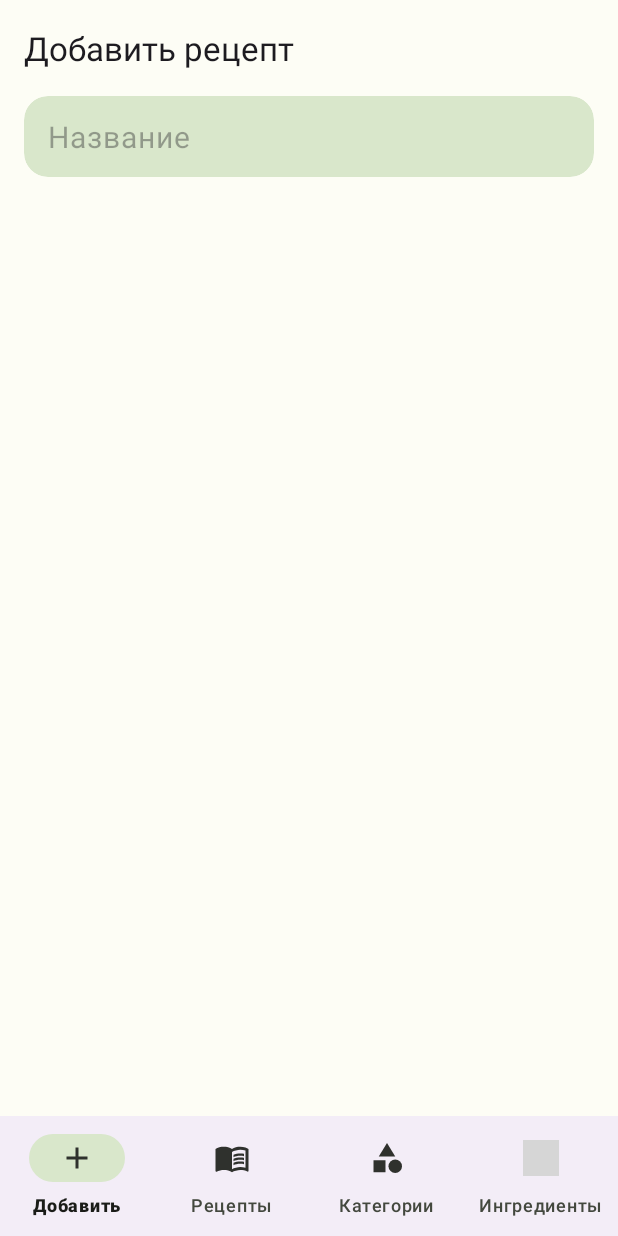
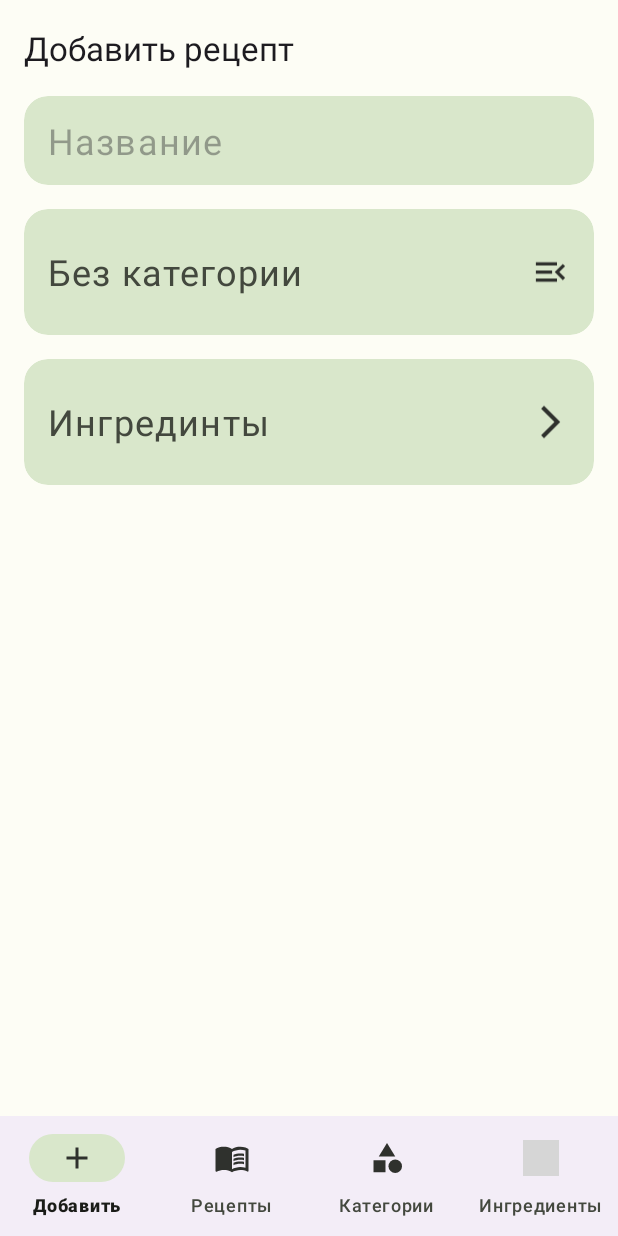
Before and after one commit to lnoxxx/BookOfRecipes, an Android app: the screen it shows after launch (MainActivity), on a phone screen of 412 x 824 dp. Run offline under Robolectric (Android 15) with nearby library versions, the light colour scheme and no system bars; our stand-ins replace Room's generated code, navigation-ui; grey boxes are pictures that could not be loaded.

Commit message:
ad engr frag

```diff
--- a/app/src/main/java/com/example/bookofrecipes/rcAdapters/ChoseCategoryRecyclerViewAdapter.kt
+++ b/app/src/main/java/com/example/bookofrecipes/rcAdapters/ChoseCategoryRecyclerViewAdapter.kt
@@ -18,13 +18,10 @@ class ChoseCategoryRecyclerViewAdapter
 
     private var chosenId: Int = 1
 
-    class ViewHolder(view: View) : RecyclerView.ViewHolder(view){
+    inner class ViewHolder(view: View) : RecyclerView.ViewHolder(view){
         val binding = ChoseCategoryItemBinding.bind(view)
         fun bind(category: Category, chosenId: Int, listener: Listener){
             binding.textView2.text = category.name
-            if (category.id.toInt() == chosenId){
-                itemView.alpha = 1f
-            }
             itemView.setOnClickListener{
                 listener.onClick(category)
             }
--- /dev/null
+++ b/app/src/main/res/drawable/ic_arrow_right.xml
@@ -0,0 +1,5 @@
+<vector android:autoMirrored="true" android:height="52dp"
+    android:tint="#3D3D3D" android:viewportHeight="24"
+    android:viewportWidth="24" android:width="52dp" xmlns:android="http://schemas.android.com/apk/res/android">
+    <path android:fillColor="@android:color/white" android:pathData="M6.23,20.23l1.77,1.77l10,-10l-10,-10l-1.77,1.77l8.23,8.23z"/>
+</vector>
--- /dev/null
+++ b/app/src/main/res/drawable/ic_menu_open.xml
@@ -0,0 +1,5 @@
+<vector android:autoMirrored="true" android:height="52dp"
+    android:tint="#3D3D3D" android:viewportHeight="24"
+    android:viewportWidth="24" android:width="52dp" xmlns:android="http://schemas.android.com/apk/res/android">
+    <path android:fillColor="@android:color/white" android:pathData="M3,18h13v-2L3,16v2zM3,13h10v-2L3,11v2zM3,6v2h13L16,6L3,6zM21,15.59L17.42,12 21,8.41 19.59,7l-5,5 5,5L21,15.59z"/>
+</vector>
--- a/app/src/main/res/layout/fragment_add.xml
+++ b/app/src/main/res/layout/fragment_add.xml
@@ -21,13 +21,88 @@
             android:ems="10"
             android:hint="Название"
             android:inputType="text|textAutoComplete|textCapSentences"
-            android:textSize="20sp" />
+            android:textSize="24sp" />
 
     </androidx.cardview.widget.CardView>
 
-    <androidx.recyclerview.widget.RecyclerView
-        android:id="@+id/choseCategoryRV"
+    <androidx.cardview.widget.CardView
+        android:id="@+id/categoryCardView"
         android:layout_width="match_parent"
-        android:layout_height="match_parent" />
+        android:layout_height="wrap_content"
+        android:layout_marginHorizontal="16dp"
+        android:layout_marginVertical="16dp"
+        app:cardCornerRadius="16dp">
+
+        <LinearLayout
+            android:layout_width="match_parent"
+            android:layout_height="match_parent"
+            android:orientation="vertical">
+
+            <LinearLayout
+                android:layout_width="match_parent"
+                android:layout_height="wrap_content"
+                android:layout_marginHorizontal="16dp"
+                android:layout_marginVertical="16dp"
+                android:orientation="horizontal">
+
+                <TextView
+                    android:id="@+id/chosenCategoryTV"
+                    style="@style/Widget.Material3.MaterialTimePicker.Display.HelperText"
+                    android:layout_width="match_parent"
+                    android:layout_height="match_parent"
+                    android:layout_weight="1"
+                    android:gravity="center|left"
+                    android:text="Без категории"
+                    android:textSize="24sp" />
+
+                <ImageView
+                    android:id="@+id/menuButton"
+                    android:layout_width="wrap_content"
+                    android:layout_height="wrap_content"
+                    android:layout_weight="1"
+                    app:srcCompat="@drawable/ic_menu_open" />
+            </LinearLayout>
+
+            <androidx.recyclerview.widget.RecyclerView
+                android:id="@+id/choseCategoryRV"
+                android:layout_width="match_parent"
+                android:layout_height="match_parent"
+                android:visibility="gone" />
+        </LinearLayout>
+
+    </androidx.cardview.widget.CardView>
+
+    <androidx.cardview.widget.CardView
+        android:id="@+id/ingredientCV"
+        android:layout_width="match_parent"
+        android:layout_height="wrap_content"
+        android:layout_marginHorizontal="16dp"
+        app:cardCornerRadius="16dp">
+
+        <LinearLayout
+            android:layout_width="match_parent"
+            android:layout_height="match_parent"
+            android:layout_marginHorizontal="16dp"
+            android:layout_marginVertical="16dp"
+            android:orientation="horizontal">
+
+            <TextView
+                android:id="@+id/textView6"
+                style="@style/Widget.Material3.MaterialTimePicker.Display.HelperText"
+                android:layout_width="match_parent"
+                android:layout_height="match_parent"
+                android:layout_weight="1"
+                android:gravity="center|left"
+                android:text="Ингрединты"
+                android:textSize="24sp" />
+
+            <ImageView
+                android:id="@+id/imageView"
+                android:layout_width="wrap_content"
+                android:layout_height="wrap_content"
+                android:layout_weight="1"
+                app:srcCompat="@drawable/ic_arrow_right" />
+        </LinearLayout>
+    </androidx.cardview.widget.CardView>
 
 </LinearLayout>
--- a/app/src/main/res/navigation/main_navigation.xml
+++ b/app/src/main/res/navigation/main_navigation.xml
@@ -19,10 +19,19 @@
         android:id="@+id/addFragment"
         android:name="com.example.bookofrecipes.fragmenst.AddFragment"
         android:label="Добавить рецепт"
-        tools:layout="@layout/fragment_add" />
+        tools:layout="@layout/fragment_add" >
+        <action
+            android:id="@+id/action_addFragment_to_choseIngredientFragment"
+            app:destination="@id/choseIngredientFragment" />
+    </fragment>
     <fragment
         android:id="@+id/recipesFragment"
         android:name="com.example.bookofrecipes.fragmenst.RecipesFragment"
         android:label="Список рецептов"
         tools:layout="@layout/fragment_recipes" />
+    <fragment
+        android:id="@+id/choseIngredientFragment"
+        android:name="com.example.bookofrecipes.fragmenst.ChoseIngredientFragment"
+        android:label="Выбор ингредиентов"
+        tools:layout="@layout/fragment_chose_ingredient" />
 </navigation>
--- a/app/src/main/res/values/strings.xml
+++ b/app/src/main/res/values/strings.xml
@@ -1,4 +1,6 @@
 <resources>
     <string name="app_name">Книга рецептов</string>
     <string name="add_ingredietn_text">Добавить ингредиент</string>
+    <!-- TODO: Remove or change this placeholder text -->
+    <string name="hello_blank_fragment">Hello blank fragment</string>
 </resources>
--- a/app/src/main/res/values/themes.xml
+++ b/app/src/main/res/values/themes.xml
@@ -59,5 +59,9 @@
         <item name="cardBackgroundColor">@color/md_theme_light_tertiaryContainer</item>
     </style>
 
+    <style name="CardViewStyle3">
+        <item name="cardBackgroundColor">@color/md_theme_light_secondary</item>
+    </style>
+
     <style name="Theme.BookOfRecipes" parent="Base.Theme.BookOfRecipes" />
 </resources>
```
Also changed, not shown: app/src/main/java/com/example/bookofrecipes/fragmenst/AddFragment.kt (+24 -0 lines), app/src/main/java/com/example/bookofrecipes/fragmenst/ChoseIngredientFragment.kt (added, +26 -0 lines), app/src/main/res/layout/chose_category_item.xml (+5 -2 lines), app/src/main/res/layout/fragment_chose_ingredient.xml (added, +14 -0 lines).
